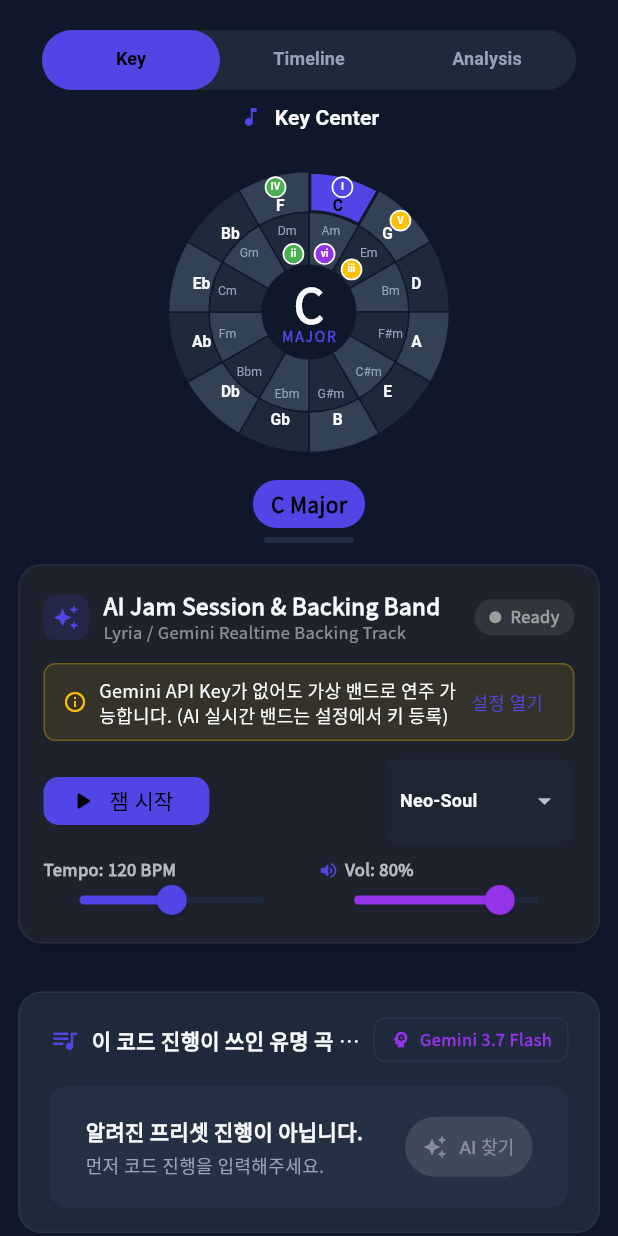
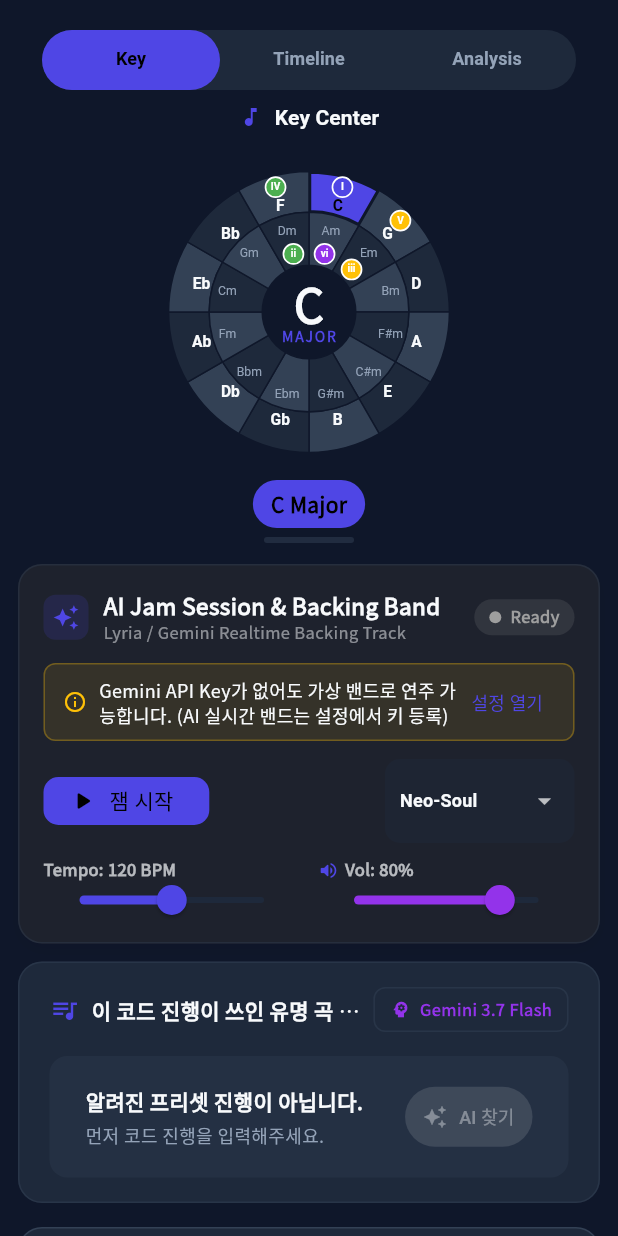
Before and after one commit to 2jungho/chord5-wheel, a Flutter app: the StudioView widget shown alone on an empty page, opened directly, on a phone screen of 412 x 824 dp. Run offline on Flutter 3.47's test engine with Material 3 defaults, Android fonts, the phone set to English and light mode, and no system bars; our stand-ins replace audioplayers, flutter_markdown, go_router, google_fonts, google_generative_ai, shared_preferences and 2 more; missing offline and left inert: dart:js_interop, dart_openai, flutter_soloud, window_manager; accounts and stored records are empty; statements that could not run were skipped.

Commit message:
feat(studio): arrange Lyria jam and famous songs panels side-by-side to prevent vertical scrolling

```diff
--- a/lib/views/studio/studio_view.dart
+++ b/lib/views/studio/studio_view.dart
@@ -149,13 +149,40 @@
 
               const SizedBox(height: 8),
 
-              // AI Jam Session & Backing Band Panel
-              const LyriaJamPanel(),
+              // AI Jam Session & Famous Songs Panels (Side-by-side on wide screens)
+              LayoutBuilder(
+                builder: (context, panelConstraints) {
+                  final isCompact = panelConstraints.maxWidth < 950;
 
-              const SizedBox(height: 16),
+                  if (isCompact) {
+                    return Column(
+                      crossAxisAlignment: CrossAxisAlignment.stretch,
+                      children: [
+                        const LyriaJamPanel(),
+                        const SizedBox(height: 12),
+                        FamousSongsPanel(session: session),
+                      ],
+                    );
+                  }
 
-              // Famous Songs Panel (Independent Section)
-              FamousSongsPanel(session: session),
+                  return Row(
+                    crossAxisAlignment: CrossAxisAlignment.start,
+                    children: [
+                      // 좌측: AI Jam 세션 패널
+                      const Expanded(
+                        flex: 5,
+                        child: LyriaJamPanel(),
+                      ),
+                      const SizedBox(width: 12),
+                      // 우측: 유명 곡 리스트 패널
+                      Expanded(
+                        flex: 5,
+                        child: FamousSongsPanel(session: session),
+                      ),
+                    ],
+                  );
+                },
+              ),
 
               const SizedBox(height: 16),
 
--- a/lib/views/studio/widgets/famous_songs_panel.dart
+++ b/lib/views/studio/widgets/famous_songs_panel.dart
@@ -161,7 +161,6 @@
 
     return Container(
       width: double.infinity,
-      margin: const EdgeInsets.only(top: 16, bottom: 16),
       padding: const EdgeInsets.symmetric(horizontal: 20, vertical: 16),
       decoration: BoxDecoration(
         color: Theme.of(context).colorScheme.surfaceContainer,
@@ -473,7 +472,6 @@
 
       return Container(
         width: double.infinity,
-        margin: const EdgeInsets.only(top: 16, bottom: 16),
         padding: const EdgeInsets.symmetric(horizontal: 20, vertical: 16),
         decoration: BoxDecoration(
           color: Theme.of(context).colorScheme.surfaceContainer,
@@ -620,7 +618,6 @@
 
     return Container(
       width: double.infinity,
-      margin: const EdgeInsets.only(top: 16, bottom: 16),
       padding: const EdgeInsets.symmetric(horizontal: 20, vertical: 16),
       decoration: BoxDecoration(
         color: Theme.of(context).colorScheme.surfaceContainer,
```
